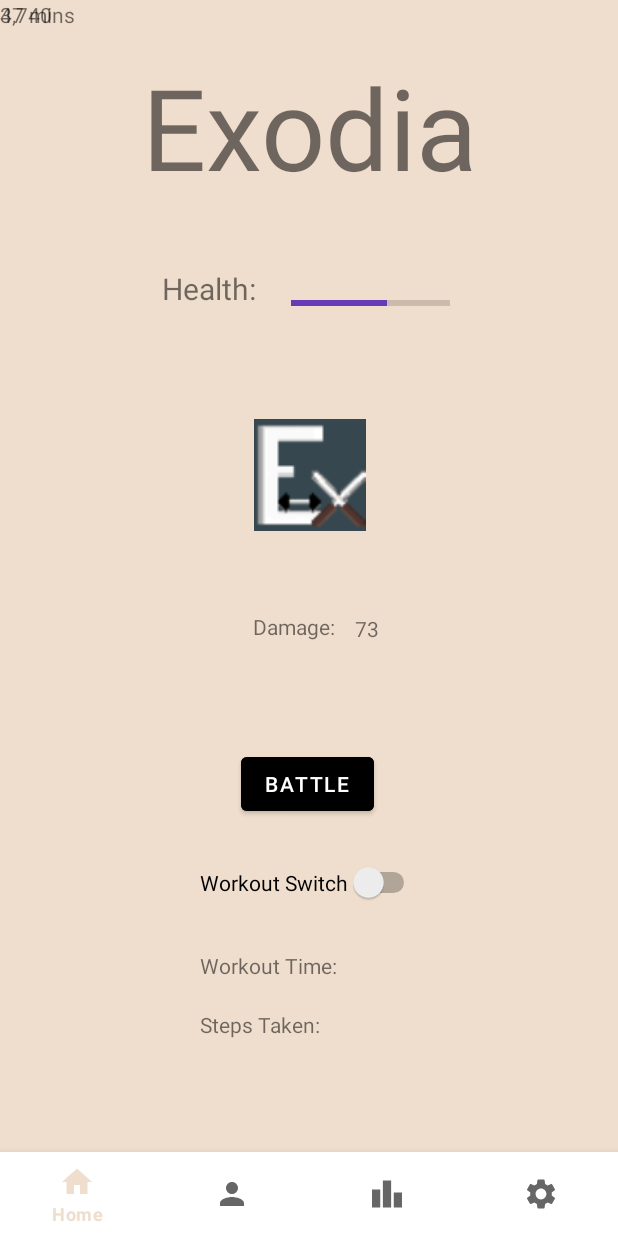
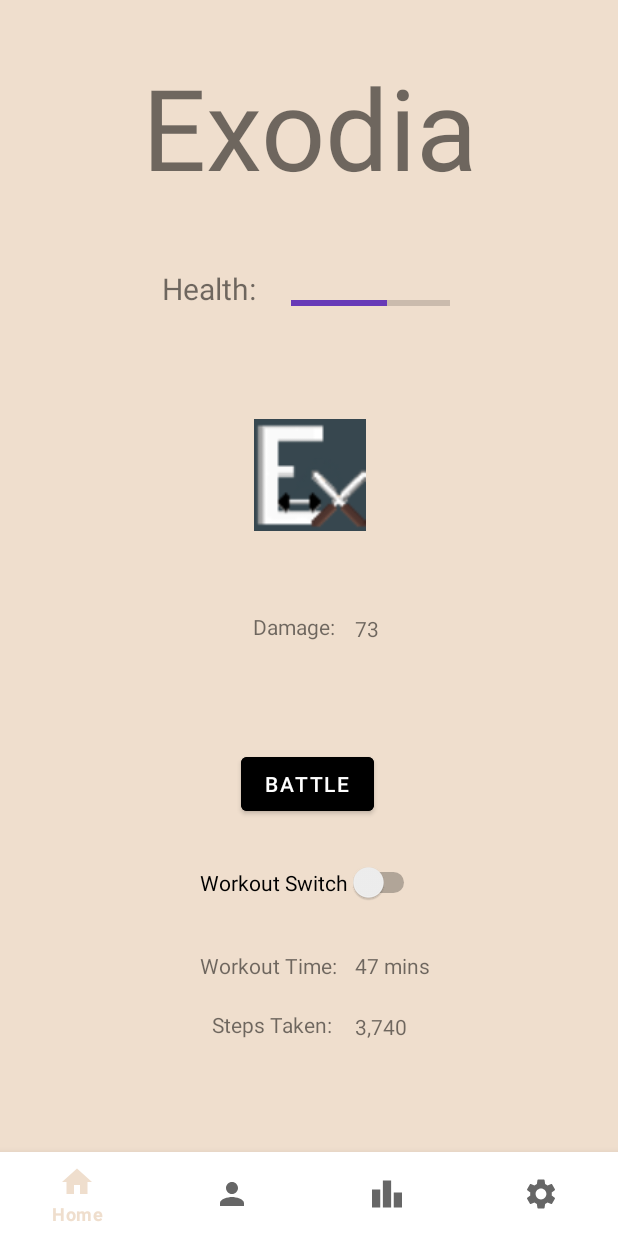
Before and after one commit to btdurrin/The-Exodia-App, an Android app: the HomeFragment screen opened directly, with no data from a screen before it, on a phone screen of 412 x 824 dp. Run offline under Robolectric (Android 15) with nearby library versions, the phone set to English and light mode, and no system bars; our stand-ins replace navigation-ui.

Commit message:
re-centered text

```diff
--- a/app/src/main/res/layout/fragment_home.xml
+++ b/app/src/main/res/layout/fragment_home.xml
@@ -57,20 +57,27 @@
             android:id="@+id/workoutTime"
             android:layout_width="wrap_content"
             android:layout_height="wrap_content"
+            android:layout_marginStart="8dp"
+            android:layout_marginEnd="12dp"
             android:layout_marginBottom="20dp"
             android:text="Workout Time:"
             app:layout_constraintBottom_toTopOf="@+id/StepsTaken"
-            app:layout_constraintStart_toStartOf="@+id/StepsTaken"
+            app:layout_constraintEnd_toStartOf="@+id/textView"
+            app:layout_constraintHorizontal_chainStyle="packed"
+            app:layout_constraintStart_toStartOf="parent"
             app:layout_constraintTop_toBottomOf="@+id/switch1" />
 
         <TextView
             android:id="@+id/StepsTaken"
             android:layout_width="wrap_content"
             android:layout_height="wrap_content"
-            android:layout_marginStart="133dp"
+            android:layout_marginStart="15dp"
+            android:layout_marginEnd="15dp"
             android:layout_marginBottom="75dp"
             android:text="Steps Taken:"
             app:layout_constraintBottom_toBottomOf="parent"
+            app:layout_constraintEnd_toStartOf="@+id/textView2"
+            app:layout_constraintHorizontal_chainStyle="packed"
             app:layout_constraintStart_toStartOf="parent"
             app:layout_constraintTop_toBottomOf="@+id/workoutTime" />
 
@@ -135,16 +142,20 @@
             android:layout_width="wrap_content"
             android:layout_height="wrap_content"
             android:text="47 mins"
-            tools:layout_editor_absoluteX="236dp"
-            tools:layout_editor_absoluteY="597dp" />
+            app:layout_constraintBaseline_toBaselineOf="@+id/workoutTime"
+            app:layout_constraintEnd_toEndOf="parent"
+            app:layout_constraintStart_toEndOf="@+id/workoutTime" />
 
         <TextView
             android:id="@+id/textView2"
             android:layout_width="wrap_content"
             android:layout_height="wrap_content"
+            android:layout_marginTop="1dp"
+            android:layout_marginEnd="15dp"
             android:text="3,740"
-            tools:layout_editor_absoluteX="228dp"
-            tools:layout_editor_absoluteY="638dp" />
+            app:layout_constraintEnd_toEndOf="parent"
+            app:layout_constraintStart_toEndOf="@+id/StepsTaken"
+            app:layout_constraintTop_toTopOf="@+id/StepsTaken" />
 
     </androidx.constraintlayout.widget.ConstraintLayout>
 
```
